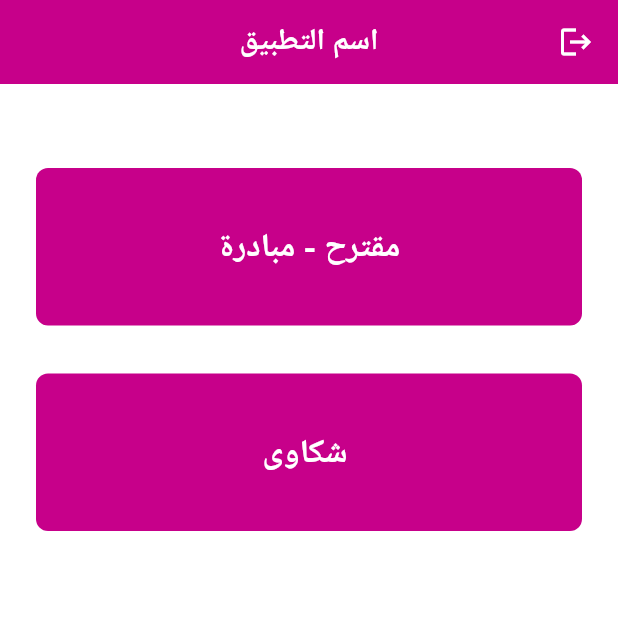
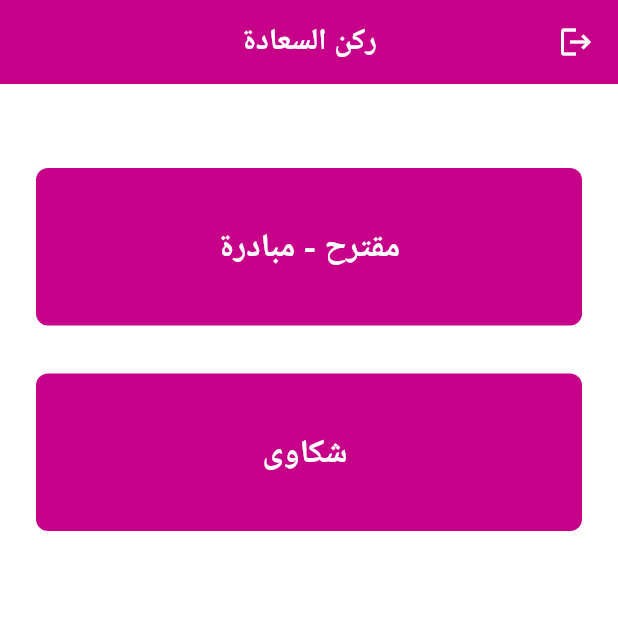
Before and after one commit to AhmedElhenidy/employee, a Flutter app: the SelectScreen screen opened directly, on a phone screen of 412 x 824 dp, the top half of it. Run offline on Flutter 3.47's test engine with Material 2 defaults, Android fonts, the phone set to English and light mode, and no system bars; our stand-ins replace cloud_firestore, firebase_auth, firebase_core; accounts and stored records are empty.

```diff
--- a/lib/app/app_strings.dart
+++ b/lib/app/app_strings.dart
@@ -7,7 +7,7 @@ class AppStrings{
   static const send = " إرسال";
   static const complainTitle = "عنوان الشكوى";
   static const complainDesc = "موضوع الشكوى";
-  static const appName = "اسم التطبيق";
+  static const appName = "ركن السعادة";
   static const suggest = "مقترح - مبادرة";
   static const complain = " شكاوى";
   static const complainStatus = "حالة الشكوى";
```
Also changed, not shown: 8 other files.
